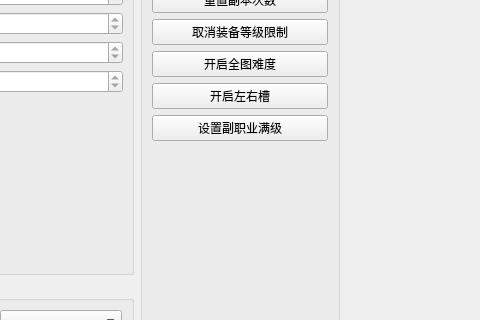
First picture: the form in ui/components/character_info/character_info.ui, repository evrins/dnf-gm-tool, before the edit; both pictures show x 489 to 969 and y 85 to 405 of the 1275 by 725 pixel window.
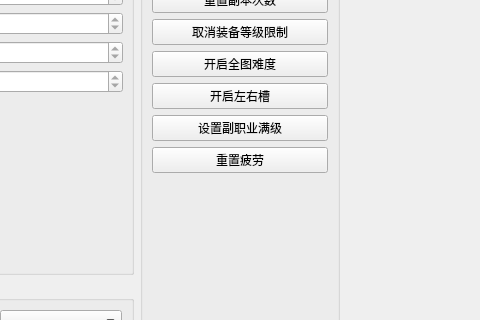
Second picture: the form after the edit.

Commit message: feat: add button reset character fatigue

Patch:
```diff
--- a/ui/components/character_info/character_info.ui
+++ b/ui/components/character_info/character_info.ui
@@ -418,6 +418,13 @@
         </property>
        </widget>
       </item>
+      <item>
+       <widget class="QPushButton" name="reset_fatigue_btn">
+        <property name="text">
+         <string>重置疲劳</string>
+        </property>
+       </widget>
+      </item>
       <item>
        <widget class="QWidget" name="another_holder" native="true"/>
       </item>
```
The commit also changes 5 other files.
